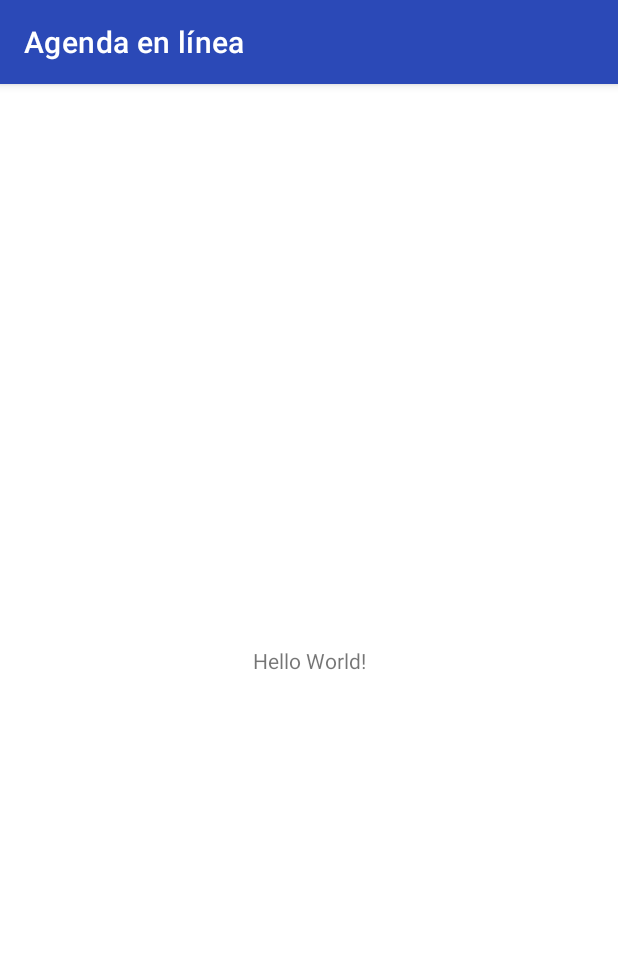
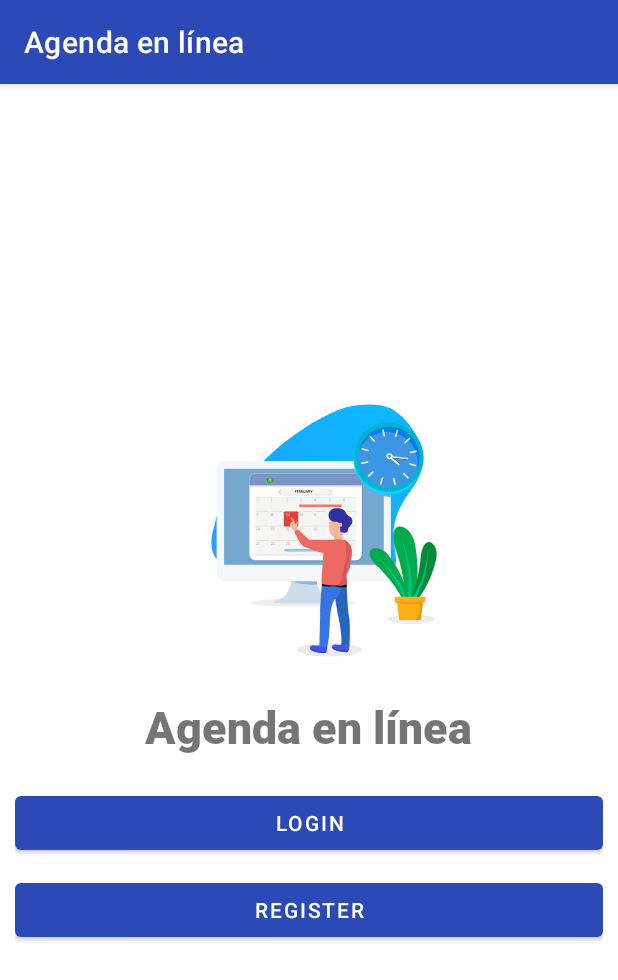
Before and after one commit to FernandoGM2701/agenda_en_linea, an Android app: the screen it shows after launch (MainActivity), on a phone screen of 412 x 824 dp. Shown: the top 980 px of the screen. Run offline under Robolectric (Android 15) with nearby library versions, the phone set to English and light mode, and no system bars.

Commit message:
[Add] login and register activities

```diff
--- a/app/src/main/java/com/intrigagm/agenda_en_linea/MainActivity.java
+++ b/app/src/main/java/com/intrigagm/agenda_en_linea/MainActivity.java
@@ -2,13 +2,37 @@ package com.intrigagm.agenda_en_linea;
 
 import androidx.appcompat.app.AppCompatActivity;
 
+import android.content.Intent;
 import android.os.Bundle;
+import android.view.View;
+import android.widget.Button;
 
 public class MainActivity extends AppCompatActivity {
+
+    Button btnLogin, btnRegister;
 
     @Override
     protected void onCreate(Bundle savedInstanceState) {
         super.onCreate(savedInstanceState);
         setContentView(R.layout.activity_main);
+
+        btnLogin = findViewById(R.id.btnLogin);
+        btnRegister = findViewById(R.id.btnRegister);
+
+        btnLogin.setOnClickListener(new View.OnClickListener() {
+            @Override
+            public void onClick(View view) {
+                Intent intent = new Intent(MainActivity.this, Login.class);
+                startActivity(intent);
+            }
+        });
+
+        btnRegister.setOnClickListener(new View.OnClickListener() {
+            @Override
+            public void onClick(View view) {
+                Intent intent = new Intent(MainActivity.this, Register.class);
+                startActivity(intent);
+            }
+        });
     }
 }
--- a/app/src/main/res/layout/activity_main.xml
+++ b/app/src/main/res/layout/activity_main.xml
@@ -1,18 +1,49 @@
 <?xml version="1.0" encoding="utf-8"?>
-<androidx.constraintlayout.widget.ConstraintLayout xmlns:android="http://schemas.android.com/apk/res/android"
+<RelativeLayout xmlns:android="http://schemas.android.com/apk/res/android"
     xmlns:app="http://schemas.android.com/apk/res-auto"
     xmlns:tools="http://schemas.android.com/tools"
     android:layout_width="match_parent"
     android:layout_height="match_parent"
     tools:context=".MainActivity">
 
-    <TextView
-        android:layout_width="wrap_content"
-        android:layout_height="wrap_content"
-        android:text="Hello World!"
-        app:layout_constraintBottom_toBottomOf="parent"
-        app:layout_constraintEnd_toEndOf="parent"
-        app:layout_constraintStart_toStartOf="parent"
-        app:layout_constraintTop_toTopOf="parent" />
+    <androidx.appcompat.widget.LinearLayoutCompat
+        android:layout_width="match_parent"
+        android:layout_height="match_parent"
+        android:orientation="vertical"
+        android:padding="10dp"
+        android:gravity="center">
 
-</androidx.constraintlayout.widget.ConstraintLayout>
+        <com.airbnb.lottie.LottieAnimationView
+            android:layout_width="200dp"
+            android:layout_height="200dp"
+            app:lottie_imageAssetsFolder="assets"
+            app:lottie_fileName="calendar.json"
+            app:lottie_loop="true"
+            app:lottie_autoPlay="true"/>
+
+        <TextView
+            android:text="@string/app_name"
+            android:textSize="30sp"
+            android:layout_marginTop="15dp"
+            android:fontFamily="@font/robotoblack"
+            android:layout_width="wrap_content"
+            android:layout_height="wrap_content" />
+
+        <Button
+            android:id="@+id/btnLogin"
+            android:text="@string/btnLogin"
+            android:layout_width="match_parent"
+            android:layout_height="wrap_content"
+            android:layout_marginTop="20dp" />
+
+        <Button
+            android:id="@+id/btnRegister"
+            android:text="@string/btnRegister"
+            android:layout_width="match_parent"
+            android:layout_height="wrap_content"
+            android:layout_marginTop="10dp" />
+
+
+    </androidx.appcompat.widget.LinearLayoutCompat>
+
+</RelativeLayout>
--- a/app/src/main/res/values/strings.xml
+++ b/app/src/main/res/values/strings.xml
@@ -1,3 +1,7 @@
 <resources>
     <string name="app_name">Agenda en línea</string>
+
+    <!-- MAIN ACTIVITY -->
+    <string name="btnLogin">Login</string>
+    <string name="btnRegister">Register</string>
 </resources>
```
Also changed, not shown: app/src/main/AndroidManifest.xml (+8 -2 lines), app/src/main/java/com/intrigagm/agenda_en_linea/Login.java (added, +14 -0 lines), app/src/main/java/com/intrigagm/agenda_en_linea/Register.java (added, +14 -0 lines), app/src/main/res/layout/activity_login.xml (added, +9 -0 lines), app/src/main/res/layout/activity_register.xml (added, +9 -0 lines).
